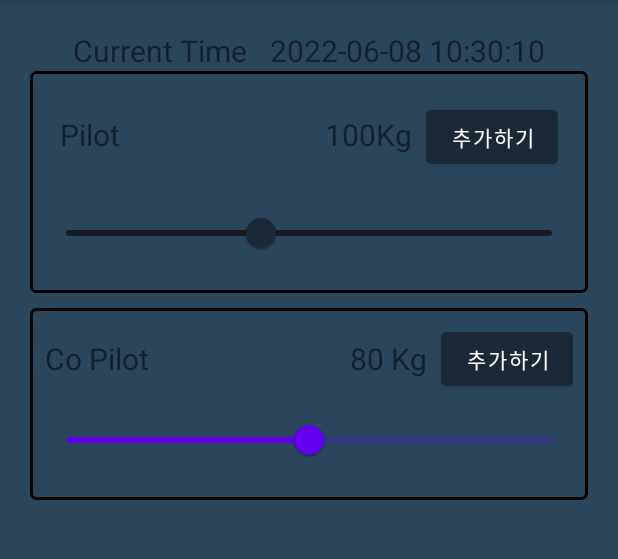
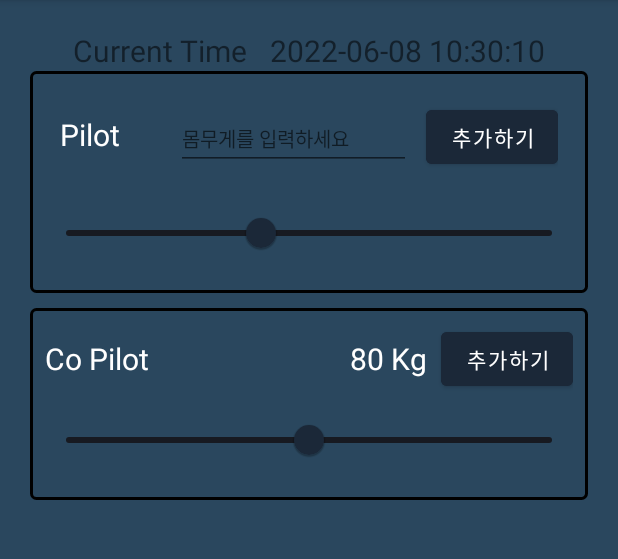
Before and after one commit to asd14235/Weight_N_Balance, an Android app: the pilotWeightActivity screen opened directly, with no data from a screen before it, after a tap on "100Kg", on a phone screen of 412 x 824 dp, the part 84-643 px from its top. Run offline under Robolectric (Android 15) with nearby library versions, the phone set to English and light mode, and no system bars; our stand-ins replace data binding.

Commit message:
몸무게 클릭시 몸무게를 수동으로 입력할 수 있는 버튼 생성

```diff
--- a/app/build.gradle
+++ b/app/build.gradle
@@ -42,6 +42,7 @@ dependencies {
     implementation 'androidx.appcompat:appcompat:1.4.1'
     implementation 'com.google.android.material:material:1.6.0'
     implementation 'androidx.constraintlayout:constraintlayout:2.1.4'
+    implementation 'androidx.compose.ui:ui:1.0.0-rc01'
     testImplementation 'junit:junit:4.13.2'
     androidTestImplementation 'androidx.test.ext:junit:1.1.3'
     androidTestImplementation 'androidx.test.espresso:espresso-core:3.4.0'
--- a/app/src/main/java/com/neppplus/weight_n_balance/weights/pilotWeightActivity.kt
+++ b/app/src/main/java/com/neppplus/weight_n_balance/weights/pilotWeightActivity.kt
@@ -2,6 +2,7 @@ package com.neppplus.weight_n_balance.weights
 
 import android.os.Build
 import android.os.Bundle
+import android.view.View
 import androidx.annotation.RequiresApi
 import androidx.appcompat.app.AppCompatActivity
 import com.neppplus.weight_n_balance.R
@@ -28,6 +29,7 @@ class pilotWeightActivity : AppCompatActivity() {
         currentDateTime()
         pilotWeightSlider()
         pilotWeightInput()
+        pilotWeightInput2()
 
     }
 
@@ -48,16 +50,34 @@ class pilotWeightActivity : AppCompatActivity() {
             pilotWeightTxt2.text = "${value.toInt().toString()} Kg"
         }
         // Responds to when slider's value is changed
+
+    }
+    fun pilotWeightInput2() {
+        pilotAddBtn.setOnClickListener {
+            val weight = pilotWeightSlider.value.toInt()
+            pilotWeightTxt.text = "${weight.toInt().toString()} Kg"
+            pilotWeightTxt.visibility = View.VISIBLE
+            weightEdt.visibility = View.GONE
+        }
+
     }
 
     fun pilotWeightInput() {
-        pilotAddBtn.setOnClickListener {
-            var pilotWeight = pilotWeightSlider.value
 
-            pilotWeightTxt.text = (pilotWeight + 10).toInt().toString()
-        }
         pilotWeightTxt.setOnClickListener {
 
-        }
+            pilotWeightTxt.visibility = View.GONE
+            weightEdt.visibility = View.VISIBLE
+
+            pilotAddBtn.setOnClickListener {
+//
+                val weight = weightEdt.text.toString()
+                pilotWeightTxt.text = "${weight.toString()} Kg"
+
+                pilotWeightTxt.visibility = View.VISIBLE
+                weightEdt.visibility = View.GONE
+            }
+            }
     }
+
 }
--- a/app/src/main/res/layout/activity_pilot_weight.xml
+++ b/app/src/main/res/layout/activity_pilot_weight.xml
@@ -60,6 +60,7 @@
                             android:layout_height="wrap_content"
                             android:layout_weight="1"
                             android:textSize="20dp"
+                            android:textColor="@color/white"
                             android:text="Pilot"/>
 
                         <TextView
@@ -67,10 +68,22 @@
                             android:layout_width="wrap_content"
                             android:layout_height="wrap_content"
                             android:gravity="end"
+                            android:textColor="@color/white"
                             android:labelFor="@id/pilotWeightSlider"
                             android:layout_weight="1"
                             android:textSize="20dp"
                             android:text="100Kg"/>
+
+                        <EditText
+                            android:id="@+id/weightEdt"
+                            android:layout_width="wrap_content"
+                            android:layout_height="wrap_content"
+                            android:layout_weight="1"
+                            android:hint="몸무게를 입력하세요"
+                            android:textSize="13sp"
+                            android:imeOptions="actionDone"
+                            android:inputType="number"
+                            android:visibility="gone"/>
 
                         <Button
                             android:id="@+id/pilotAddBtn"
@@ -115,6 +128,7 @@
                             android:layout_height="wrap_content"
                             android:textSize="20dp"
                             android:layout_weight="1"
+                            android:textColor="@color/white"
                             android:text="Co Pilot"/>
 
                         <TextView
@@ -122,6 +136,7 @@
                             android:layout_width="wrap_content"
                             android:layout_height="wrap_content"
                             android:gravity="end"
+                            android:textColor="@color/white"
                             android:layout_weight="1"
                             android:textSize="20dp"
                             android:text="80 Kg"/>
@@ -144,7 +159,11 @@
                         android:layout_height="wrap_content"
                         android:valueFrom="0.0"
                         android:value="100.0"
-                        android:valueTo="200.0"/>
+                        android:valueTo="200.0"
+                        app:thumbColor="@color/dark_blue"
+                        app:trackColor="@color/near_black"
+                        app:thumbStrokeColor="@color/black"
+                        app:haloColor="@color/white"/>
 
                 </LinearLayout>
 
```
